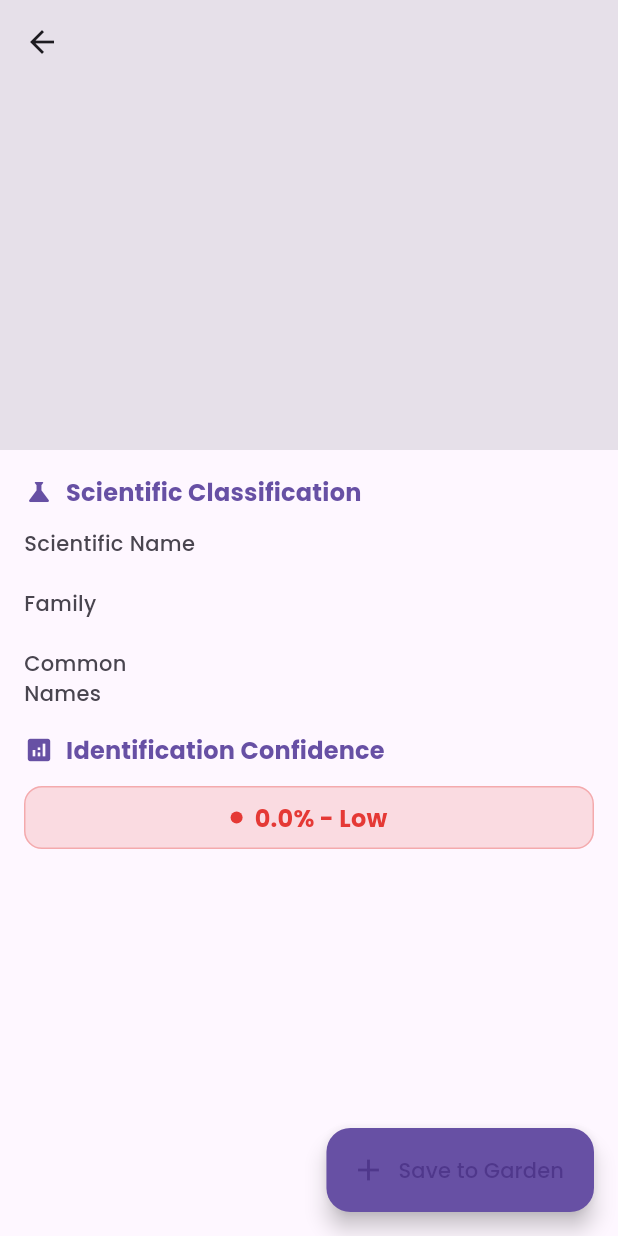
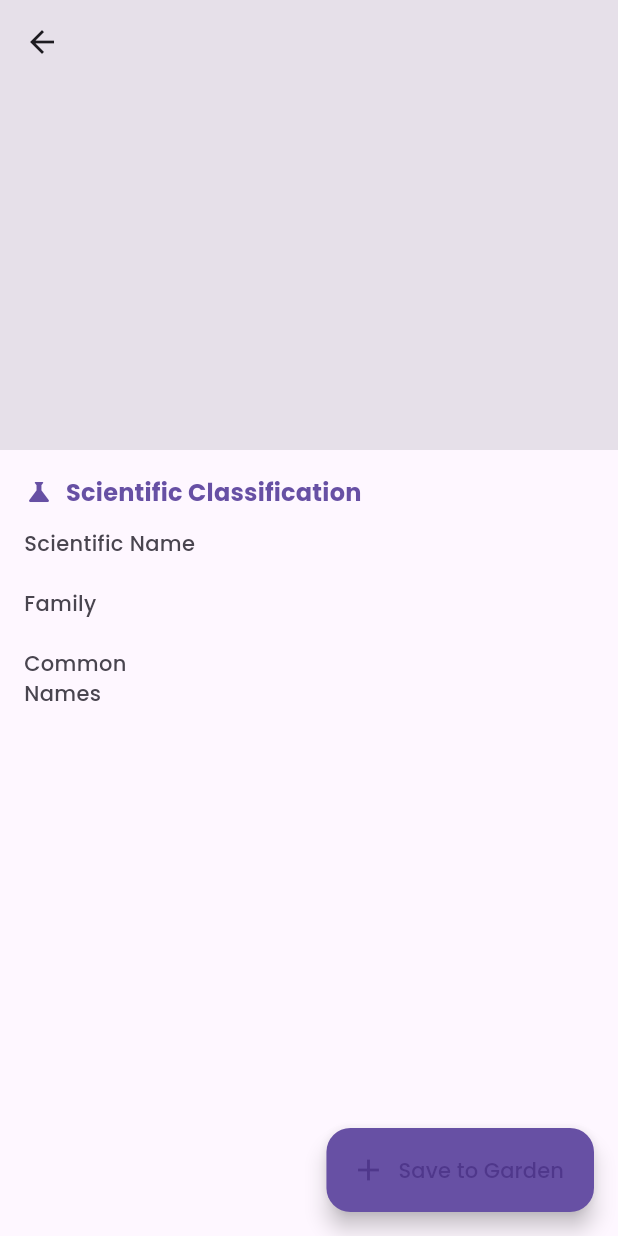
Before and after one commit to nendix/plantyze, a Flutter app: the PlantDetailsScreen screen opened directly with empty values, on a phone screen of 412 x 824 dp. Run offline on Flutter 3.47's test engine with Material 3 defaults, Android fonts, the phone set to English and light mode, and no system bars; our stand-ins replace cached_network_image, camera, connectivity_plus, flutter_dotenv, image_picker, permission_handler and 1 more; accounts and stored records are empty.

Commit message:
Remove confidence badge feature entirely
Removes all numeric confidence scores, colored circles, and confidence-related code from the app. Now only 'Best Match' label indicates ranking, with no visual confidence indicators. Deleted confidence_badge_widget.dart and cleaned up all related imports and parameters.

```diff
--- a/lib/screens/plant_details_screen.dart
+++ b/lib/screens/plant_details_screen.dart
@@ -2,7 +2,6 @@ import 'package:flutter/material.dart';
 import 'package:plantyze/models/plant.dart';
 import 'package:plantyze/services/garden_service.dart';
 import 'package:plantyze/services/snackbar_service.dart';
-import 'package:plantyze/config/theme_config.dart';
 import 'package:plantyze/widgets/plant_image_widget.dart';
 
 class PlantDetailsScreen extends StatefulWidget {
@@ -127,9 +126,6 @@ class _PlantDetailsScreenState extends State<PlantDetailsScreen> {
   }
 
    Widget _buildBody(BuildContext context, ThemeData theme) {
-    final confidenceColor = ThemeConfig.getConfidenceColor(widget.plant.probability);
-    final confidenceLabel = ThemeConfig.getConfidenceLabel(widget.plant.probability);
-
      return Padding(
        padding: const EdgeInsets.all(16.0),
        child: Column(
@@ -148,44 +144,6 @@ class _PlantDetailsScreenState extends State<PlantDetailsScreen> {
                  const SizedBox(height: 16),
                  _buildInfoRow('Common Names', widget.plant.commonNames.join(', '), theme),
                ],
-            ),
-          ),
-          const SizedBox(height: 16),
-          _buildSection(
-            theme,
-            title: 'Identification Confidence',
-            icon: Icons.analytics,
-            child: Container(
-              padding: const EdgeInsets.symmetric(horizontal: 12, vertical: 8),
-              decoration: BoxDecoration(
-                color: confidenceColor.withValues(alpha: 0.15),
-                borderRadius: BorderRadius.circular(12),
-                border: Border.all(
-                  color: confidenceColor.withValues(alpha: 0.3),
-                  width: 1,
-                ),
-              ),
-              child: Row(
-                mainAxisAlignment: MainAxisAlignment.center,
-                children: [
-                  Container(
-                    width: 8,
-                    height: 8,
-                    decoration: BoxDecoration(
-                      color: confidenceColor,
-                      shape: BoxShape.circle,
-                    ),
-                  ),
-                  const SizedBox(width: 8),
-                  Text(
-                    '${(widget.plant.probability * 100).toStringAsFixed(1)}% - $confidenceLabel',
-                    style: theme.textTheme.titleMedium?.copyWith(
-                      color: confidenceColor,
-                      fontWeight: FontWeight.w600,
-                    ),
-                  ),
-                ],
-              ),
              ),
            ),
             if (widget.plant.similarImages.isNotEmpty) ...[
```
Also changed, not shown: lib/screens/result_screen.dart (+1 -15 lines), lib/widgets/confidence_badge_widget.dart (deleted, +0 -98 lines), lib/widgets/plant_card_widget.dart (+0 -17 lines). Lines whose indentation alone changed are shown as unchanged.
